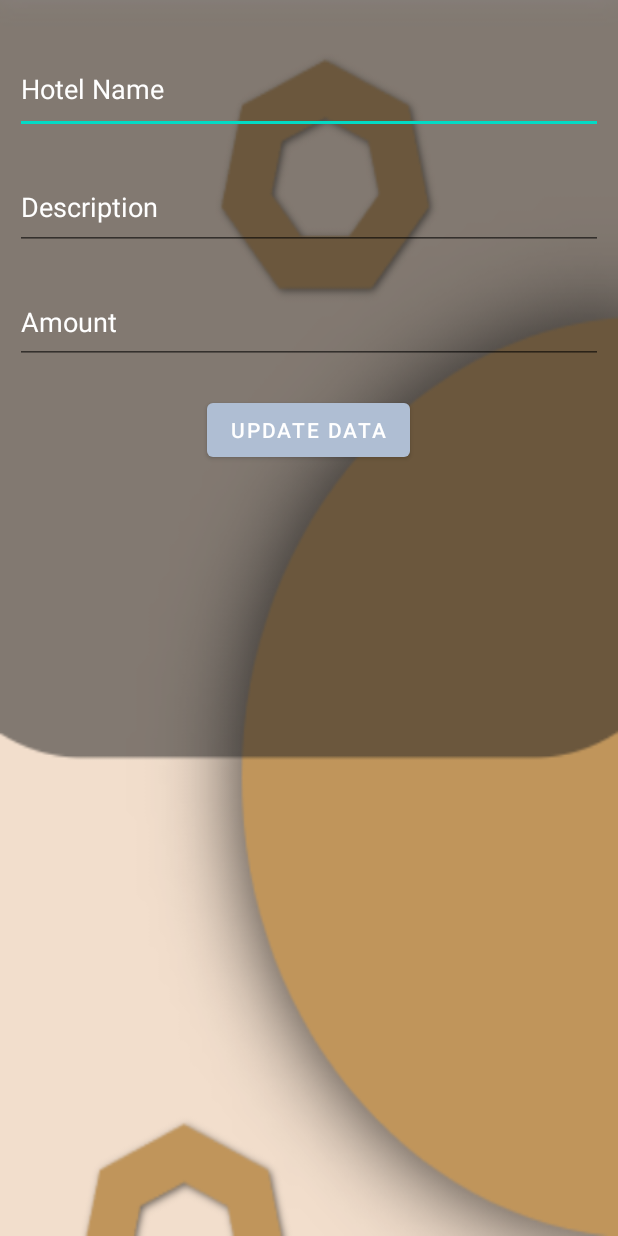
After one commit to VenuraKaushan/MAD_FINAL, an Android app: the layout hotel_update_dialog.xml on its own in the app's theme, with its tools: preview values and no code run, on a phone screen of 412 x 824 dp. The commit adds this screen. Run offline under Robolectric (Android 15) with nearby library versions, the phone set to English and light mode, and no system bars; Roboto replaces fonts that are not available here.

Commit message:
all the crud operations are working correctly and fixed update form bug

```diff
--- a/app/src/main/java/com/example/hotelcrud/AddHotel.kt
+++ b/app/src/main/java/com/example/hotelcrud/AddHotel.kt
@@ -76,7 +76,7 @@ class AddHotel : AppCompatActivity() {
                     Toast.makeText(this, "Data inserted Success", Toast.LENGTH_SHORT).show()
 
                     //passed to the next page
-                    val intent = Intent(this, AddHotel::class.java)
+                    val intent = Intent(this, AdminAddEditDelete::class.java)
                     startActivity(intent)
 
                     //clear data after insert
--- /dev/null
+++ b/app/src/main/res/layout/hotel_update_dialog.xml
@@ -0,0 +1,47 @@
+<?xml version="1.0" encoding="utf-8"?>
+<LinearLayout xmlns:android="http://schemas.android.com/apk/res/android"
+    android:layout_width="match_parent"
+    android:layout_height="match_parent"
+    android:orientation="vertical"
+    android:padding="10dp"
+    android:background="@drawable/back4">
+
+    <EditText
+        android:id="@+id/dltHotelName"
+        android:layout_width="match_parent"
+        android:layout_height="59dp"
+        android:layout_marginTop="20dp"
+        android:hint="@string/hotelName"
+        android:inputType="textPersonName"
+        android:textColorHint="@color/white" />
+
+    <EditText
+        android:id="@+id/dltHotelDescription"
+        android:layout_width="match_parent"
+        android:layout_height="57dp"
+        android:layout_marginTop="20dp"
+        android:ems="10"
+        android:hint="@string/description"
+        android:inputType="text"
+        android:textColorHint="@color/white" />
+
+    <EditText
+        android:id="@+id/dltHotelAmount"
+        android:layout_width="match_parent"
+        android:layout_height="56dp"
+        android:layout_marginTop="20dp"
+        android:ems="10"
+        android:hint="@string/amount"
+        android:inputType="number"
+        android:textColorHint="@color/white" />
+
+    <Button
+        android:id="@+id/btnUpdateData"
+        android:layout_width="wrap_content"
+        android:layout_height="wrap_content"
+        android:layout_gravity="center"
+        android:layout_marginTop="20dp"
+        android:text="Update Data" />
+
+
+</LinearLayout>
--- a/app/src/main/res/values/strings.xml
+++ b/app/src/main/res/values/strings.xml
@@ -97,5 +97,6 @@
     <string name="editHeading">Choose What Hotel You Want to edit?</string>
     <string name="search">Search By Hotel Name</string>
     <string name="hotelDetailsHeader">Here the Hotel Details</string>
+    <string name="hotelName">Hotel Name</string>
 
 </resources>
```
Also changed, not shown: app/src/main/java/com/example/hotelcrud/HotelDetails.kt (+97 -6 lines), app/src/main/res/layout/activity_hotel_details.xml (+7 -9 lines), app/src/main/res/drawable/back1.png (added), app/src/main/res/drawable/back3.png (added), app/src/main/res/drawable/back4.png (added).
